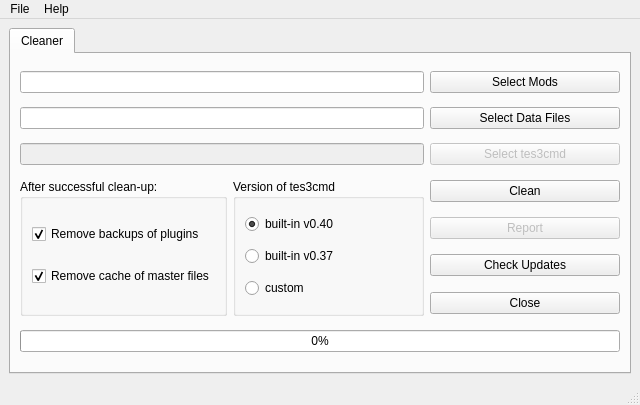
Old version of the form moht/ui/qtgui.ui in the repository emcek/modhelpertool.
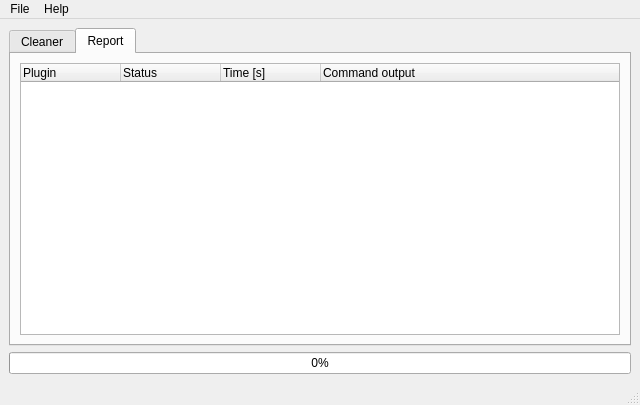
New version of the form. The open tabs and pages were chosen to show the change. Icons and pictures are not drawn.

Commit message: ad tree view fir report and move progressbar outside tab

```diff
--- a/moht/ui/qtgui.ui
+++ b/moht/ui/qtgui.ui
@@ -183,17 +183,48 @@
           </property>
          </widget>
         </item>
-        <item row="7" column="0" colspan="3">
-         <widget class="QProgressBar" name="pbar_clean">
-          <property name="value">
-           <number>0</number>
-          </property>
+       </layout>
+      </widget>
+      <widget class="QWidget" name="tab_report">
+       <attribute name="title">
+        <string>Report</string>
+       </attribute>
+       <layout class="QGridLayout" name="gridLayout_3">
+        <item row="0" column="0">
+         <widget class="QTreeWidget" name="tree_report">
+          <column>
+           <property name="text">
+            <string>Plugin</string>
+           </property>
+          </column>
+          <column>
+           <property name="text">
+            <string>Status</string>
+           </property>
+          </column>
+          <column>
+           <property name="text">
+            <string>Time [s]</string>
+           </property>
+          </column>
+          <column>
+           <property name="text">
+            <string>Command output</string>
+           </property>
+          </column>
          </widget>
         </item>
        </layout>
       </widget>
      </widget>
     </item>
+    <item row="1" column="0">
+     <widget class="QProgressBar" name="pbar_clean">
+      <property name="value">
+       <number>0</number>
+      </property>
+     </widget>
+    </item>
    </layout>
   </widget>
   <widget class="QMenuBar" name="menubar">
```
